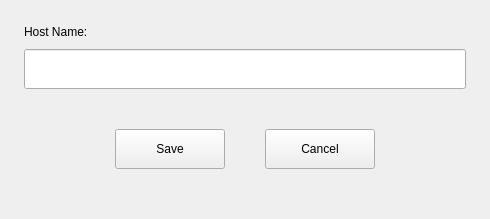
Old version of the form plugins/system/src/pages/system-information/change-host-name-widget.ui in the repository openeuler-mirror/kiran-control-panel.
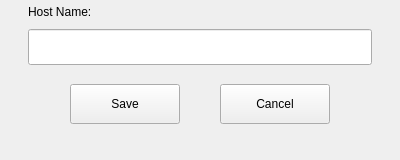
New version of the form. Custom widgets are drawn as their Qt base class.

Commit message:
feat(kiranui-2.4): Fixed display of classification sidebar, adjust the main window interface style to color block
- 分类侧边栏固定显示，调整主窗口界面风格为色块

Diff of the .ui file:
```diff
--- a/plugins/system/src/pages/system-information/change-host-name-widget.ui
+++ b/plugins/system/src/pages/system-information/change-host-name-widget.ui
@@ -6,8 +6,8 @@
    <rect>
     <x>0</x>
     <y>0</y>
-    <width>490</width>
-    <height>219</height>
+    <width>400</width>
+    <height>160</height>
    </rect>
   </property>
   <property name="sizePolicy">
@@ -18,14 +18,14 @@
   </property>
   <property name="minimumSize">
    <size>
-    <width>490</width>
-    <height>219</height>
+    <width>400</width>
+    <height>160</height>
    </size>
   </property>
   <property name="maximumSize">
    <size>
-    <width>490</width>
-    <height>219</height>
+    <width>400</width>
+    <height>160</height>
    </size>
   </property>
   <property name="windowTitle">
@@ -33,25 +33,40 @@
   </property>
   <layout class="QVBoxLayout" name="verticalLayout_2">
    <property name="spacing">
-    <number>30</number>
+    <number>0</number>
    </property>
    <property name="sizeConstraint">
     <enum>QLayout::SetDefaultConstraint</enum>
    </property>
    <property name="leftMargin">
-    <number>24</number>
+    <number>4</number>
    </property>
    <property name="topMargin">
+    <number>4</number>
+   </property>
+   <property name="rightMargin">
+    <number>4</number>
+   </property>
+   <property name="bottomMargin">
+    <number>4</number>
+   </property>
+   <item>
+    <widget class="KiranColorBlock" name="ClockBlock" native="true">
+     <layout class="QVBoxLayout" name="verticalLayout_3">
+      <property name="leftMargin">
     <number>24</number>
    </property>
+      <property name="topMargin">
+       <number>0</number>
+      </property>
    <property name="rightMargin">
     <number>24</number>
    </property>
    <property name="bottomMargin">
-    <number>40</number>
+       <number>20</number>
    </property>
    <item>
-    <widget class="QWidget" name="widget" native="true">
+       <widget class="QWidget" name="widget_1" native="true">
      <property name="sizePolicy">
       <sizepolicy hsizetype="Preferred" vsizetype="Preferred">
        <horstretch>0</horstretch>
@@ -103,14 +118,14 @@
         </property>
         <property name="minimumSize">
          <size>
-          <width>442</width>
-          <height>40</height>
+             <width>0</width>
+             <height>36</height>
          </size>
         </property>
         <property name="maximumSize">
          <size>
-          <width>442</width>
-          <height>40</height>
+             <width>16777215</width>
+             <height>36</height>
          </size>
         </property>
         <property name="accessibleName">
@@ -230,6 +245,17 @@
    </item>
   </layout>
  </widget>
+   </item>
+  </layout>
+ </widget>
+ <customwidgets>
+  <customwidget>
+   <class>KiranColorBlock</class>
+   <extends>QWidget</extends>
+   <header location="global">kiran-color-block.h</header>
+   <container>1</container>
+  </customwidget>
+ </customwidgets>
  <resources/>
  <connections/>
 </ui>
```
Lines whose indentation alone changed are shown as unchanged. The commit also changes 48 other files.
